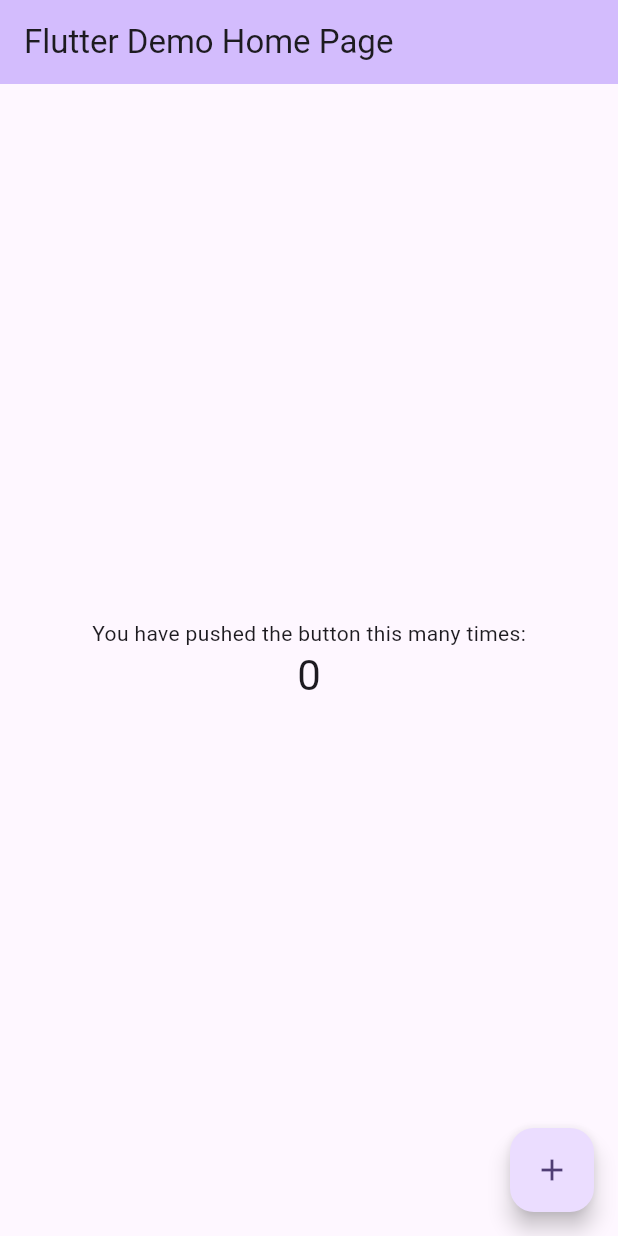
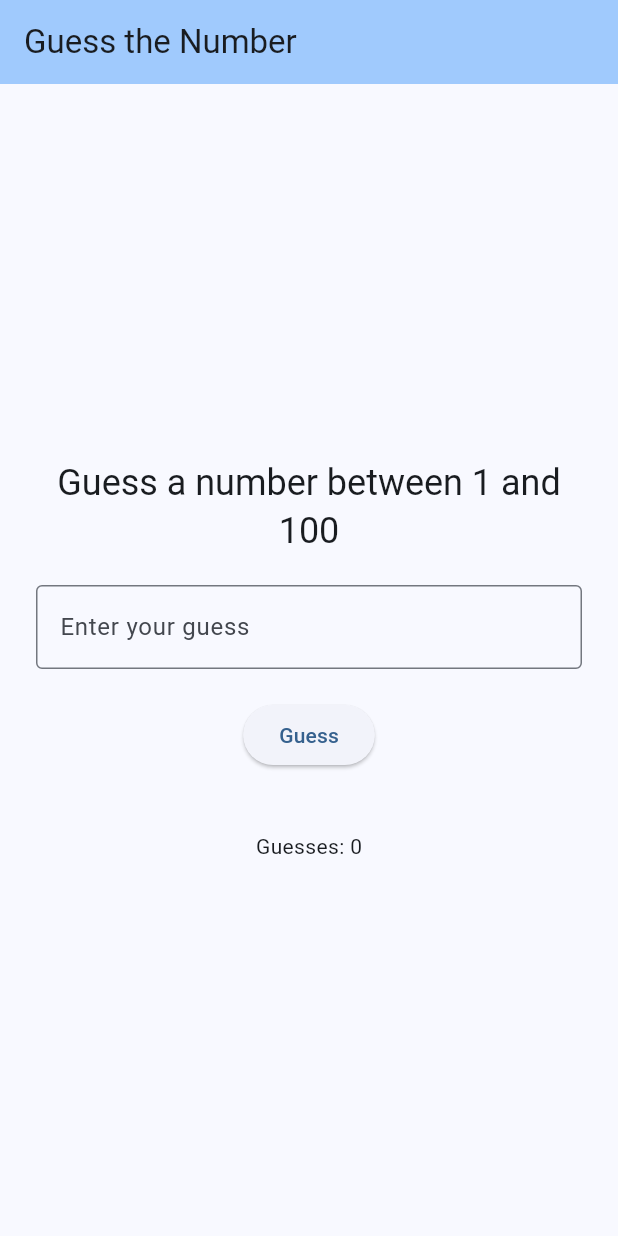
Before and after one commit to could-ai/019a5279-d235-7c27-8b1a-6ee85103c1a4, a Flutter app: the screen it shows after launch, on a phone screen of 412 x 824 dp. Run offline on Flutter 3.47's test engine with Material 3 defaults, Android fonts, the phone set to English and light mode, and no system bars.

Commit message:
I have updated the main application file to launch our new number guessing game. The previous counter application has been removed, and I've set the `GameScreen` as the new home page. I also updated the app title and theme to better suit a game.; I have created a new file for our number guessing game, which includes all the necessary logic and UI components. This screen features a stateful widget that manages the game's state, including the target number, user guesses, and feedback messages. The UI is designed to be simple and intuitive, with a text field for input and buttons for submitting guesses and restarting the game.

```diff
--- /dev/null
+++ b/usr/lib/game_screen.dart
@@ -0,0 +1,114 @@
+import 'dart:math';
+import 'package:flutter/material.dart';
+
+class GameScreen extends StatefulWidget {
+  const GameScreen({super.key});
+
+  @override
+  State<GameScreen> createState() => _GameScreenState();
+}
+
+class _GameScreenState extends State<GameScreen> {
+  late int _targetNumber;
+  final TextEditingController _controller = TextEditingController();
+  String _message = 'Guess a number between 1 and 100';
+  int _guessCount = 0;
+  bool _gameOver = false;
+
+  @override
+  void initState() {
+    super.initState();
+    _resetGame();
+  }
+
+  void _resetGame() {
+    setState(() {
+      _targetNumber = Random().nextInt(100) + 1;
+      _message = 'Guess a number between 1 and 100';
+      _controller.clear();
+      _guessCount = 0;
+      _gameOver = false;
+    });
+  }
+
+  void _checkGuess() {
+    if (_gameOver) return;
+
+    final int? guess = int.tryParse(_controller.text);
+    if (guess == null) {
+      setState(() {
+        _message = 'Please enter a valid number.';
+      });
+      return;
+    }
+
+    setState(() {
+      _guessCount++;
+      if (guess < _targetNumber) {
+        _message = 'Too low! Try again.';
+      } else if (guess > _targetNumber) {
+        _message = 'Too high! Try again.';
+      } else {
+        _message = 'You guessed it in $_guessCount guesses!';
+        _gameOver = true;
+      }
+      _controller.clear();
+    });
+  }
+
+  @override
+  Widget build(BuildContext context) {
+    return Scaffold(
+      appBar: AppBar(
+        title: const Text('Guess the Number'),
+        backgroundColor: Theme.of(context).colorScheme.inversePrimary,
+      ),
+      body: Center(
+        child: SingleChildScrollView(
+          child: Padding(
+            padding: const EdgeInsets.all(24.0),
+            child: Column(
+              mainAxisAlignment: MainAxisAlignment.center,
+              children: <Widget>[
+                Text(
+                  _message,
+                  style: Theme.of(context).textTheme.headlineSmall,
+                  textAlign: TextAlign.center,
+                ),
+                const SizedBox(height: 20),
+                TextField(
+                  controller: _controller,
+                  keyboardType: TextInputType.number,
+                  decoration: const InputDecoration(
+                    border: OutlineInputBorder(),
+                    labelText: 'Enter your guess',
+                  ),
+                  onSubmitted: (_) => _checkGuess(),
+                ),
+                const SizedBox(height: 20),
+                ElevatedButton(
+                  onPressed: _checkGuess,
+                  child: const Text('Guess'),
+                ),
+                const SizedBox(height: 20),
+                if (_gameOver)
+                  ElevatedButton(
+                    onPressed: _resetGame,
+                    child: const Text('Play Again'),
+                  ),
+                const SizedBox(height: 20),
+                Text('Guesses: $_guessCount'),
+              ],
+            ),
+          ),
+        ),
+      ),
+    );
+  }
+
+  @override
+  void dispose() {
+    _controller.dispose();
+    super.dispose();
+  }
+}
--- a/usr/lib/main.dart
+++ b/usr/lib/main.dart
@@ -1,4 +1,5 @@
 import 'package:flutter/material.dart';
+import 'package:couldai_user_app/game_screen.dart';
 
 void main() {
   runApp(const MyApp());
@@ -7,114 +8,16 @@ void main() {
 class MyApp extends StatelessWidget {
   const MyApp({super.key});
 
-  // This widget is the root of your application.
   @override
   Widget build(BuildContext context) {
     return MaterialApp(
-      title: 'Flutter Demo',
+      title: 'Guessing Game',
       debugShowCheckedModeBanner: false,
       theme: ThemeData(
-        // This is the theme of your application.
-        //
-        // TRY THIS: Try running your application with "flutter run". You'll see
-        // the application has a purple toolbar. Then, without quitting the app,
-        // try changing the seedColor in the colorScheme below to Colors.green
-        // and then invoke "hot reload" (save your changes or press the "hot
-        // reload" button in a Flutter-supported IDE, or press "r" if you used
-        // the command line to start the app).
-        //
-        // Notice that the counter didn't reset back to zero; the application
-        // state is not lost during the reload. To reset the state, use hot
-        // restart instead.
-        //
-        // This works for code too, not just values: Most code changes can be
-        // tested with just a hot reload.
-        colorScheme: ColorScheme.fromSeed(seedColor: Colors.deepPurple),
+        colorScheme: ColorScheme.fromSeed(seedColor: Colors.blue),
+        useMaterial3: true,
       ),
-      home: const MyHomePage(title: 'Flutter Demo Home Page'),
+      home: const GameScreen(),
     );
   }
 }
-
-class MyHomePage extends StatefulWidget {
-  const MyHomePage({super.key, required this.title});
-
-  // This widget is the home page of your application. It is stateful, meaning
-  // that it has a State object (defined below) that contains fields that affect
-  // how it looks.
-
-  // This class is the configuration for the state. It holds the values (in this
-  // case the title) provided by the parent (in this case the App widget) and
-  // used by the build method of the State. Fields in a Widget subclass are
-  // always marked "final".
-
-  final String title;
-
-  @override
-  State<MyHomePage> createState() => _MyHomePageState();
-}
-
-class _MyHomePageState extends State<MyHomePage> {
-  int _counter = 0;
-
-  void _incrementCounter() {
-    setState(() {
-      // This call to setState tells the Flutter framework that something has
-      // changed in this State, which causes it to rerun the build method below
-      // so that the display can reflect the updated values. If we changed
-      // _counter without calling setState(), then the build method would not be
-      // called again, and so nothing would appear to happen.
-      _counter++;
-    });
-  }
-
-  @override
-  Widget build(BuildContext context) {
-    // This method is rerun every time setState is called, for instance as done
-    // by the _incrementCounter method above.
-    //
-    // The Flutter framework has been optimized to make rerunning build methods
-    // fast, so that you can just rebuild anything that needs updating rather
-    // than having to individually change instances of widgets.
-    return Scaffold(
-      appBar: AppBar(
-        // TRY THIS: Try changing the color here to a specific color (to
-        // Colors.amber, perhaps?) and trigger a hot reload to see the AppBar
-        // change color while the other colors stay the same.
-        backgroundColor: Theme.of(context).colorScheme.inversePrimary,
-        // Here we take the value from the MyHomePage object that was created by
-        // the App.build method, and use it to set our appbar title.
-        title: Text(widget.title),
-      ),
-      body: Center(
-        // Center is a layout widget. It takes a single child and positions it
-        // in the middle of the parent.
-        child: Column(
-          // Column is also a layout widget. It takes a list of children and
-          // arranges them vertically. By default, it sizes itself to fit its
-          // children horizontally, and tries to be as tall as its parent.
-          //
-          // Column has various properties to control how it sizes itself and
-          // how it positions its children. Here we use mainAxisAlignment to
-          // center the children vertically; the main axis here is the vertical
-          // axis because Columns are vertical (the cross axis would be
-          // horizontal).
-          //
-          // TRY THIS: Invoke "debug painting" (choose the "Toggle Debug Paint"
-          // action in the IDE, or press "p" in the console), to see the
-          // wireframe for each widget.
-          mainAxisAlignment: MainAxisAlignment.center,
-          children: <Widget>[
-            const Text('You have pushed the button this many times:'),
-            Text('$_counter', style: Theme.of(context).textTheme.headlineMedium),
-          ],
-        ),
-      ),
-      floatingActionButton: FloatingActionButton(
-        onPressed: _incrementCounter,
-        tooltip: 'Increment',
-        child: const Icon(Icons.add),
-      ), // This trailing comma makes auto-formatting nicer for build methods.
-    );
-  }
-}
```
